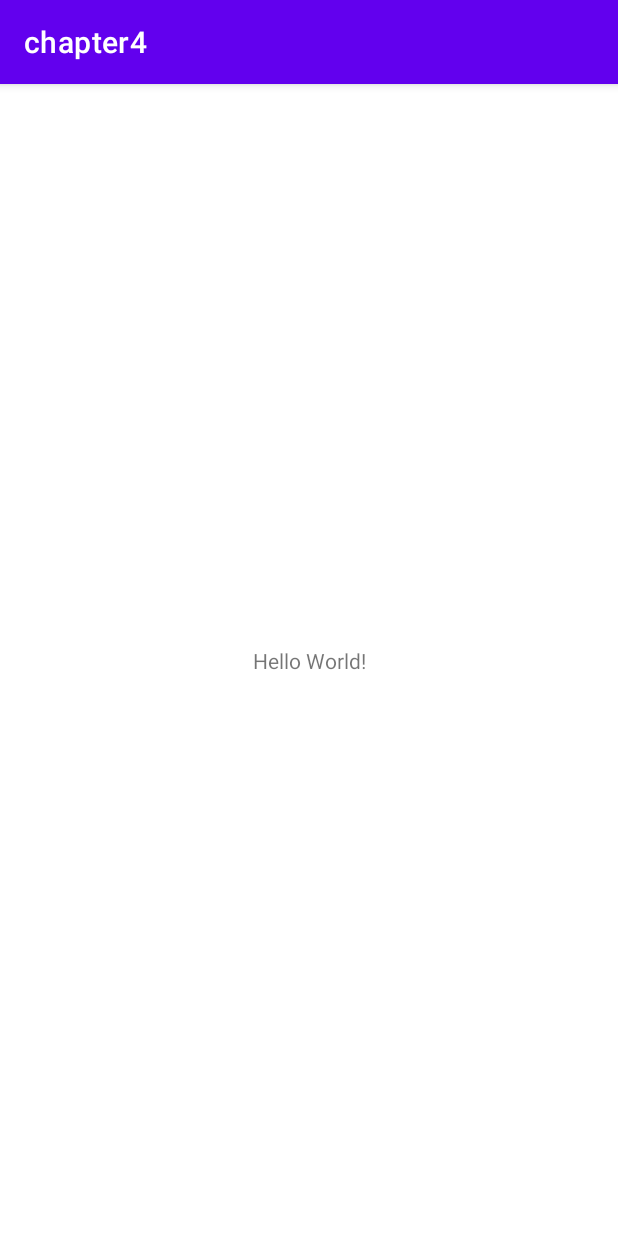
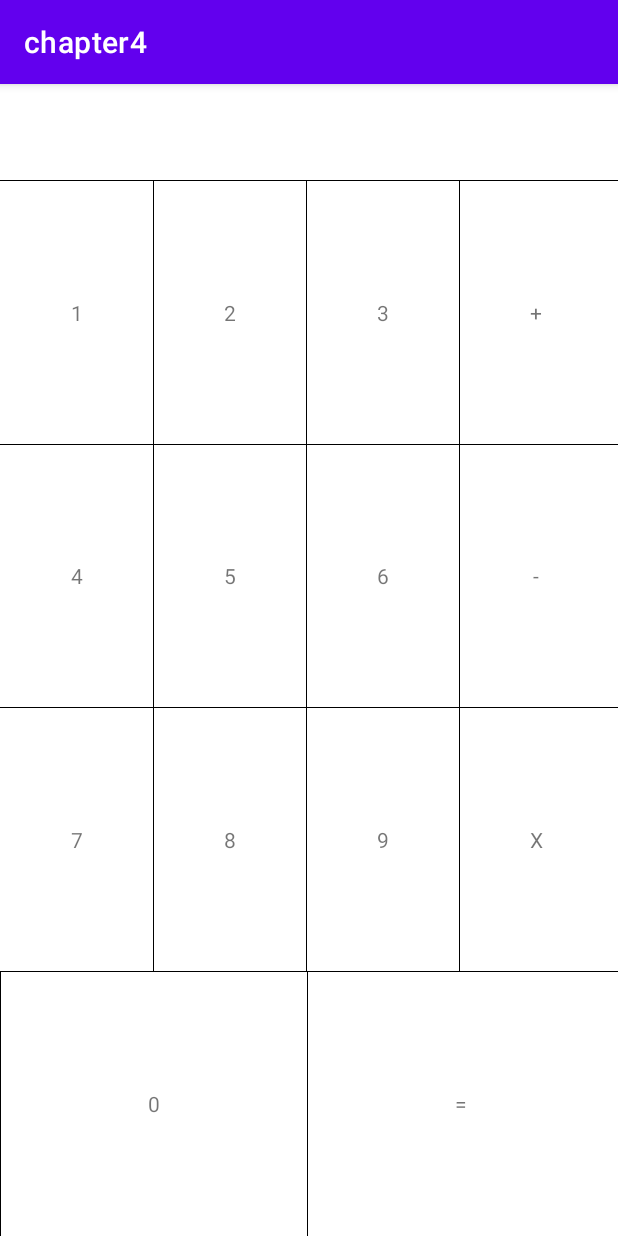
Before and after one commit to ethanchaee/chapter4, an Android app: the screen it shows after launch (MainActivity), on a phone screen of 412 x 824 dp. Run offline under Robolectric (Android 15) with nearby library versions, the phone set to English and light mode, and no system bars.

Commit message:
feat : TableLayout 으로 키패드 구현

```diff
--- a/app/src/main/res/layout/activity_main.xml
+++ b/app/src/main/res/layout/activity_main.xml
@@ -7,12 +7,138 @@
     tools:context=".MainActivity">
 
     <TextView
-        android:layout_width="wrap_content"
+        android:id="@+id/numberTextView"
+        android:layout_width="0dp"
         android:layout_height="wrap_content"
-        android:text="Hello World!"
+        android:gravity="end"
+        android:padding="16dp"
+        android:textColor="@color/black"
+        android:textSize="24sp"
+        app:layout_constraintEnd_toEndOf="parent"
+        app:layout_constraintStart_toStartOf="parent"
+        app:layout_constraintTop_toTopOf="parent"
+        tools:text="100" />
+
+    <View
+        android:layout_width="0dp"
+        android:layout_height=".5dp"
+        android:background="@color/black"
+        app:layout_constraintBottom_toTopOf="@id/keypadTableLayout"
+        app:layout_constraintEnd_toEndOf="parent"
+        app:layout_constraintStart_toStartOf="parent" />
+
+    <TableLayout
+        android:id="@+id/keypadTableLayout"
+        android:layout_width="0dp"
+        android:layout_height="0dp"
+        android:divider="@color/black"
+        android:showDividers="middle"
+        android:stretchColumns="*"
         app:layout_constraintBottom_toBottomOf="parent"
         app:layout_constraintEnd_toEndOf="parent"
         app:layout_constraintStart_toStartOf="parent"
-        app:layout_constraintTop_toTopOf="parent" />
+        app:layout_constraintTop_toBottomOf="@id/numberTextView">
+
+        <TableRow
+            android:layout_height="0dp"
+            android:layout_weight="1"
+            android:divider="@color/black"
+            android:showDividers="middle">
+
+            <TextView
+                android:layout_height="match_parent"
+                android:gravity="center"
+                android:text="1" />
+
+            <TextView
+                android:layout_height="match_parent"
+                android:gravity="center"
+                android:text="2" />
+
+            <TextView
+                android:layout_height="match_parent"
+                android:gravity="center"
+                android:text="3" />
+
+            <TextView
+                android:layout_height="match_parent"
+                android:gravity="center"
+                android:text="+" />
+        </TableRow>
+
+        <TableRow
+            android:layout_height="0dp"
+            android:layout_weight="1"
+            android:divider="@color/black"
+            android:showDividers="middle">
+
+            <TextView
+                android:layout_height="match_parent"
+                android:gravity="center"
+                android:text="4" />
+
+            <TextView
+                android:layout_height="match_parent"
+                android:gravity="center"
+                android:text="5" />
+
+            <TextView
+                android:layout_height="match_parent"
+                android:gravity="center"
+                android:text="6" />
+
+            <TextView
+                android:layout_height="match_parent"
+                android:gravity="center"
+                android:text="-" />
+        </TableRow>
+
+        <TableRow
+            android:layout_height="0dp"
+            android:layout_weight="1"
+            android:divider="@color/black"
+            android:showDividers="middle">
+
+            <TextView
+                android:layout_height="match_parent"
+                android:gravity="center"
+                android:text="7" />
+
+            <TextView
+                android:layout_height="match_parent"
+                android:gravity="center"
+                android:text="8" />
+
+            <TextView
+                android:layout_height="match_parent"
+                android:gravity="center"
+                android:text="9" />
+
+            <TextView
+                android:layout_height="match_parent"
+                android:gravity="center"
+                android:text="X" />
+        </TableRow>
+
+        <TableRow
+            android:layout_height="0dp"
+            android:layout_weight="1"
+            android:divider="@color/black"
+            android:showDividers="middle">
+
+            <TextView
+                android:layout_height="match_parent"
+                android:layout_span="2"
+                android:gravity="center"
+                android:text="0" />
+
+            <TextView
+                android:layout_height="match_parent"
+                android:layout_span="2"
+                android:gravity="center"
+                android:text="=" />
+        </TableRow>
+
+    </TableLayout>
 
 </androidx.constraintlayout.widget.ConstraintLayout>
```
